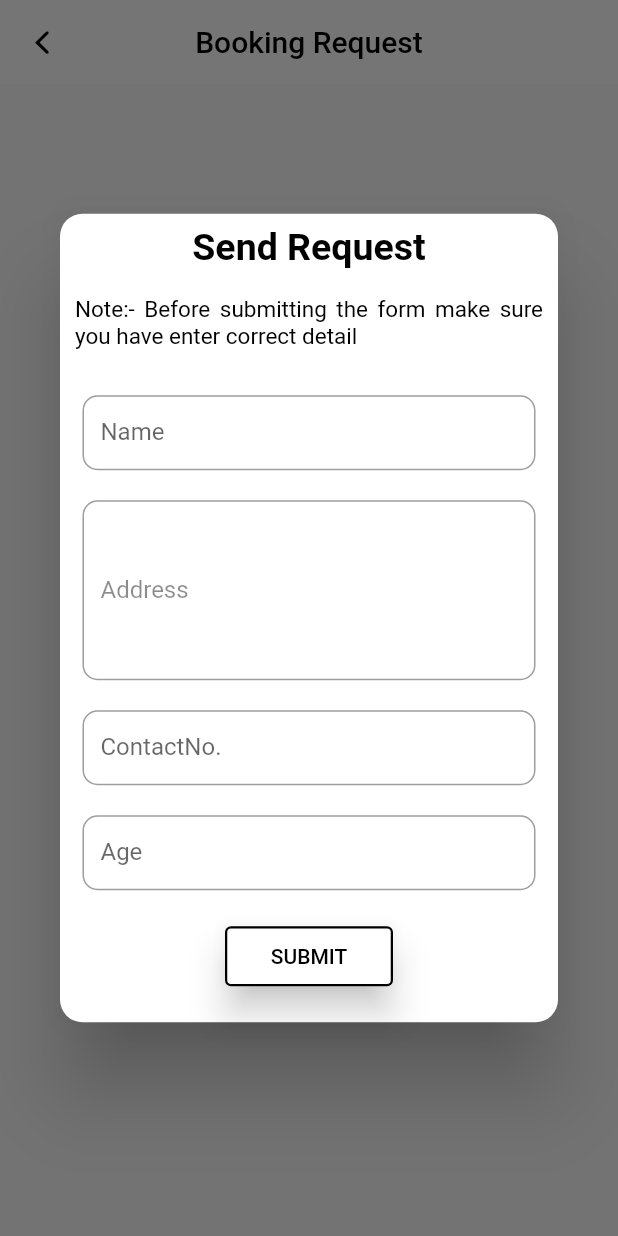
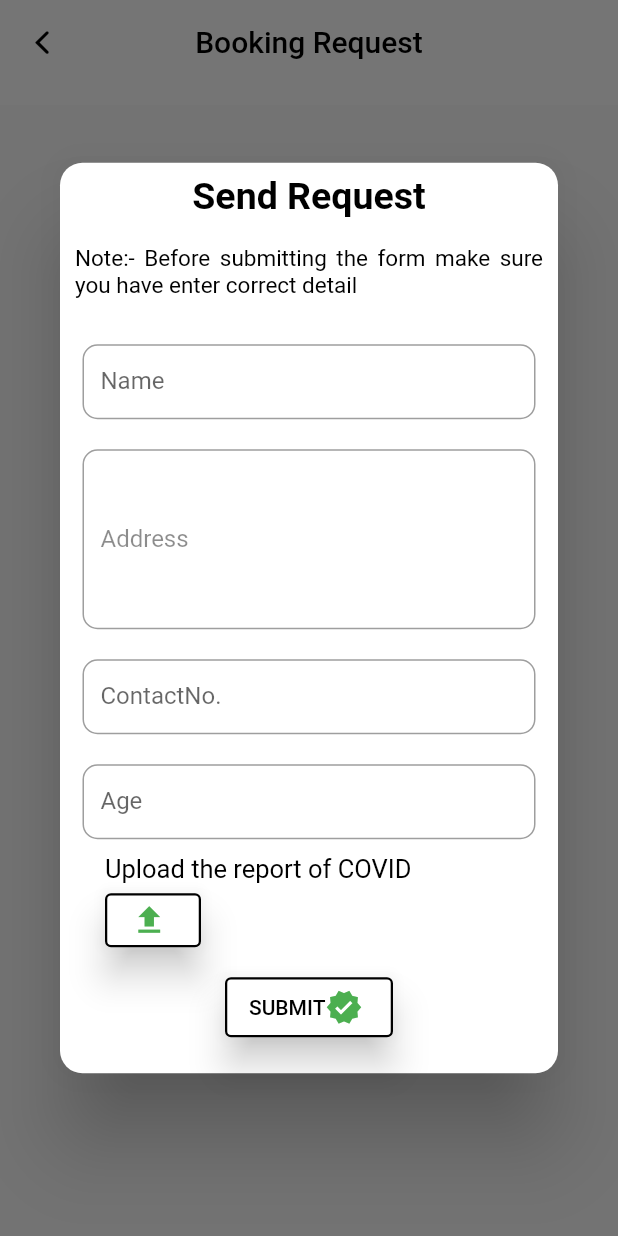
Before and after one commit to Jash-Mehta/CovidTracking, a Flutter app: the Sendrequest screen opened directly, after a tap on "SEND", on a phone screen of 412 x 824 dp. Run offline on Flutter 3.47's test engine with Material 2 defaults, Android fonts, the phone set to English and light mode, and no system bars; our stand-ins replace cloud_firestore, file_picker, firebase_core, firebase_storage, fl_chart, flutter_zoom_drawer and 6 more; accounts and stored records are empty; network calls fail.

Commit message:
Dialog added

```diff
--- /dev/null
+++ b/lib/api/firebaseapi.dart
@@ -0,0 +1,23 @@
+import 'dart:io';
+import 'dart:typed_data';
+
+import 'package:firebase_storage/firebase_storage.dart';
+
+class FirebaseApi {
+  static UploadTask? uploadFile(String destination, File file) {
+    try {
+      final ref = FirebaseStorage.instance.ref(destination);
+      return ref.putFile(file);
+    } on FirebaseException catch (e) {
+      return null;
+    }
+  }
+    static UploadTask? uploadtask(String destination, Uint8List file) {
+    try {
+      final ref = FirebaseStorage.instance.ref(destination);
+      return ref.putData(file);
+    } on FirebaseException catch (e) {
+      return null;
+    }
+  }
+}
--- a/lib/screen/sendrequest.dart
+++ b/lib/screen/sendrequest.dart
@@ -1,7 +1,15 @@
 // ignore_for_file: prefer_typing_uninitialized_variables
 
+import 'dart:io';
+
 import 'package:cloud_firestore/cloud_firestore.dart';
+import 'package:covid_tracking/api/firebaseapi.dart';
 import 'package:covid_tracking/model/senderdetail.dart';
+import 'package:covid_tracking/widget/appbar.dart';
+import 'package:covid_tracking/widget/buttons.dart';
+import 'package:covid_tracking/widget/text.dart';
+import 'package:file_picker/file_picker.dart';
+import 'package:firebase_storage/firebase_storage.dart';
 import 'package:flutter/cupertino.dart';
 import 'package:flutter/material.dart';
 import 'package:flutter/painting.dart';
@@ -29,27 +37,16 @@ double? latitude;
 double? longitude;
 String? names;
 String? senderaddress;
+File? file;
+UploadTask? task;
+String files = "Covid document";
 
 class _SendrequestState extends State<Sendrequest> {
   @override
   Widget build(BuildContext context) {
     return Scaffold(
-        appBar: AppBar(
-            title: const Text(
-              "Booking Request",
-              style: TextStyle(color: Colors.black),
-            ),
-            centerTitle: true,
-            backgroundColor: Colors.white,
-            elevation: 0.0,
-            leading: IconButton(
-                onPressed: () {
-                  Navigator.pop(context);
-                },
-                icon: const Icon(
-                  CupertinoIcons.back,
-                  color: Colors.black,
-                ))),
+        appBar: const PreferredSize(
+            preferredSize: Size.fromHeight(70), child: StartingBar()),
         body: Column(
           mainAxisAlignment: MainAxisAlignment.center,
           children: [
@@ -65,15 +62,19 @@ class _SendrequestState extends State<Sendrequest> {
                                 borderRadius: BorderRadius.circular(15)),
                             child: SingleChildScrollView(
                               child: Column(
+                                mainAxisAlignment: MainAxisAlignment.start,
+                                crossAxisAlignment: CrossAxisAlignment.start,
                                 children: [
                                   const Padding(
                                     padding: EdgeInsets.all(8.0),
+                                    child: Center(
                                       child: Text(
                                         "Send Request",
                                         style: TextStyle(
                                             color: Colors.black,
                                             fontSize: 25.0,
                                             fontWeight: FontWeight.bold),
+                                      ),
                                     ),
                                   ),
                                   const Padding(
@@ -87,14 +88,10 @@ class _SendrequestState extends State<Sendrequest> {
                                           fontWeight: FontWeight.w400),
                                     ),
                                   ),
-                                  Container(
-                                    margin: const EdgeInsets.only(
-                                        left: 15.0, right: 15.0, top: 20.0),
+                                  HeightContainer(
                                     height: 50.0,
-                                    width: double.infinity,
                                     child: TextFormField(
                                       initialValue: names,
-
                                       decoration: InputDecoration(
                                           focusedBorder: OutlineInputBorder(
                                               borderSide: const BorderSide(
@@ -107,17 +104,13 @@ class _SendrequestState extends State<Sendrequest> {
                                               borderRadius:
                                                   BorderRadius.circular(10.0))),
                                       keyboardType: TextInputType.name,
-                                      // controller: controllerName,
                                       onChanged: (value) {
                                         name = value;
                                       },
                                     ),
                                   ),
-                                  Container(
-                                    margin: const EdgeInsets.only(
-                                        left: 15.0, right: 15.0, top: 20.0),
+                                  HeightContainer(
                                     height: 120.0,
-                                    width: double.infinity,
                                     child: TextFormField(
                                       initialValue: senderaddress,
                                       decoration: InputDecoration(
@@ -140,11 +133,8 @@ class _SendrequestState extends State<Sendrequest> {
                                       },
                                     ),
                                   ),
-                                  Container(
-                                    margin: const EdgeInsets.only(
-                                        left: 15.0, right: 15.0, top: 20.0),
+                                  HeightContainer(
                                     height: 50.0,
-                                    width: double.infinity,
                                     child: TextFormField(
                                       decoration: InputDecoration(
                                           focusedBorder: OutlineInputBorder(
@@ -163,11 +153,8 @@ class _SendrequestState extends State<Sendrequest> {
                                       },
                                     ),
                                   ),
-                                  Container(
-                                    margin: const EdgeInsets.only(
-                                        left: 15.0, right: 15.0, top: 20.0),
+                                  HeightContainer(
                                     height: 50.0,
-                                    width: double.infinity,
                                     child: TextFormField(
                                       decoration: InputDecoration(
                                           focusedBorder: OutlineInputBorder(
@@ -187,19 +174,57 @@ class _SendrequestState extends State<Sendrequest> {
                                     ),
                                   ),
                                   const SizedBox(
-                                    height: 20.0,
+                                    height: 10.0,
                                   ),
-                                  ElevatedButton(
-                                      onPressed: () {
-                                        if (latitude! > 22 && latitude! < 23) {
-                                          // Sending data to the localDatabase(hive)........
+                                  const Padding(
+                                    padding: EdgeInsets.only(left: 30.0),
+                                    child: Text(
+                                      "Upload the report of COVID",
+                                      style: TextStyle(
+                                          color: Colors.black,
+                                          fontSize: 17.0,
+                                          fontWeight: FontWeight.w400),
+                                    ),
+                                  ),
+                                  Padding(
+                                    padding: const EdgeInsets.only(left: 30.0),
+                                    child: Buttons(
+                                      height: 30.0,
+                                      width: 30.0,
+                                      text: "",
+                                      icon: Icons.upload,
+                                      onpressed: () {
+                                              /**
+                                             * !Select file from the local devices.......
+                                             * */
+                                        selectfile();
+                                      },
+                                    ),
+                                  ),
+                                  const SizedBox(
+                                    height: 10.0,
+                                  ),
+                                  Center(
+                                    child: Buttons(
+                                        icon: Icons.verified,
+                                        height: 40.0,
+                                        width: 80.0,
+                                        onpressed: () {
+                                          if (latitude! > 22 &&
+                                              latitude! < 23) {
+                                            /**
+                                             * !Sending data to the localDatabase(hive)........
+                                             * */
                                             var getDname = name;
                                             var getDaddress = address;
                                             var box = Hive.box('senderdetail');
                                             box.put('name', getDname);
                                             box.put('address', getDaddress);
-                                          // Sending Data Users data to firebase
-                                          if (names != null && senderaddress!=null) {
+                                            /**
+                                             * ! Sending Data Users data to firebase.......
+                                              */
+                                            if (names != null &&
+                                                senderaddress != null) {
                                               reference.add({
                                                 'Name': names,
                                                 'Address': senderaddress,
@@ -216,37 +241,16 @@ class _SendrequestState extends State<Sendrequest> {
                                               }).then((value) =>
                                                   Navigator.pop(context));
                                             }
+                                            uploadfiles();
                                           } else {
                                             print(
                                               "Service is not avaible in your area.....",
                                             );
-
                                             Navigator.pop(context);
                                           }
                                         },
-                                      style: ButtonStyle(
-                                          elevation:
-                                              MaterialStateProperty.all<double>(
-                                                  10.0),
-                                          shadowColor:
-                                              MaterialStateProperty.all<Color>(
-                                                  Colors.black87),
-                                          side: MaterialStateProperty.all(
-                                              const BorderSide(
-                                                  color: Colors.black,
-                                                  width: 1.5)),
-                                          backgroundColor:
-                                              MaterialStateProperty.all(
-                                                  Colors.white)),
-                                      child: const SizedBox(
-                                        height: 40.0,
-                                        width: 80.0,
-                                        child: Center(
-                                            child: Text(
-                                          "SUBMIT",
-                                          style: TextStyle(color: Colors.black),
-                                        )),
-                                      )),
+                                        text: "SUBMIT"),
+                                  ),
                                   const SizedBox(
                                     height: 20.0,
                                   )
@@ -275,14 +279,20 @@ class _SendrequestState extends State<Sendrequest> {
         ));
   }
 
-// to get user current location......
+// ignore: slash_for_doc_comments
+/**
+ * !to get user current location......
+ */
   void getLocation() async {
     var location = await currentLocation.getLocation();
     latitude = location.latitude as double;
     longitude = location.longitude as double;
   }
+// ignore: slash_for_doc_comments
+/**
+ * !to fetch data from hive......
+ */
 
-// to fetch data from hive......
   void getdata() {
     var boxs = Hive.box('senderdetail');
     names = boxs.get('name');
@@ -297,4 +307,34 @@ class _SendrequestState extends State<Sendrequest> {
       getdata();
     });
   }
+// ignore: slash_for_doc_comments
+/**
+ * !Selectfiles from the local devices....
+ * */
+
+  Future selectfile() async {
+    final result = await FilePicker.platform.pickFiles(
+        allowMultiple: false, allowedExtensions: ['pdf', 'doc', 'jpg']);
+    if (result == null) return;
+    final path = result.files.single.path!;
+    print(path);
+    setState(() {
+      file = File(path);
+    });
   }
+
+// ignore: slash_for_doc_comments
+/**
+ * !Upload the pdf to the FireStorage......
+  */
+  Future uploadfiles() async {
+    if (file == null) return;
+    final filename = files;
+    final destination = 'files/$filename';
+    task = FirebaseApi.uploadFile(destination, file!);
+    if (task == null) return;
+    final snapshot = await task!.whenComplete(() {});
+    final urlDownload = await snapshot.ref.getDownloadURL();
+    print(urlDownload);
+  }
+}
--- a/lib/screen/tracking_covid.dart
+++ b/lib/screen/tracking_covid.dart
@@ -361,7 +361,9 @@ class _TrackingCovidState extends State<TrackingCovid> {
                             "NEXT",
                             style: TextStyle(color: Colors.black),
                           )),
-                        )))
+                        )
+                        )
+                        )
               ]),
             ]);
           } else {
--- /dev/null
+++ b/lib/widget/appbar.dart
@@ -0,0 +1,31 @@
+import 'package:flutter/cupertino.dart';
+import 'package:flutter/material.dart';
+
+class StartingBar extends StatefulWidget {
+  const StartingBar({Key? key}) : super(key: key);
+
+  @override
+  State<StartingBar> createState() => _StartingBar();
+}
+
+class _StartingBar extends State<StartingBar> {
+  @override
+  Widget build(BuildContext context) {
+    return AppBar(
+        title: const Text(
+          "Booking Request",
+          style: TextStyle(color: Colors.black),
+        ),
+        centerTitle: true,
+        backgroundColor: Colors.white,
+        elevation: 0.0,
+        leading: IconButton(
+            onPressed: () {
+              Navigator.pop(context);
+            },
+            icon: const Icon(
+              CupertinoIcons.back,
+              color: Colors.black,
+            )));
+  }
+}
--- /dev/null
+++ b/lib/widget/buttons.dart
@@ -0,0 +1,47 @@
+import 'package:flutter/material.dart';
+
+class Buttons extends StatelessWidget {
+  VoidCallback? onpressed;
+  String? text;
+  double height;
+  IconData? icon;
+  double width;
+  Buttons({
+    Key? key,
+    required this.onpressed,
+    this.text,
+    required this.height,
+    required this.width,
+    this.icon,
+  }) : super(key: key);
+
+  @override
+  Widget build(BuildContext context) {
+    return ElevatedButton(
+      style: ButtonStyle(
+          elevation: MaterialStateProperty.all<double>(10.0),
+          shadowColor: MaterialStateProperty.all<Color>(Colors.black87),
+          side: MaterialStateProperty.all(
+              const BorderSide(color: Colors.black, width: 1.5)),
+          backgroundColor: MaterialStateProperty.all(Colors.white)),
+      onPressed: onpressed,
+      child: SizedBox(
+        height: height,
+        width: width,
+        child: Row(children: [
+          Center(
+              child: Text(
+            text!,
+            style: TextStyle(color: Colors.black),
+          )),
+          Center(
+              child: Icon(
+            icon,
+            color: Colors.green[500],
+            size: 25.0,
+          ))
+        ]),
+      ),
+    );
+  }
+}
--- /dev/null
+++ b/lib/widget/text.dart
@@ -0,0 +1,20 @@
+import 'package:flutter/material.dart';
+
+class HeightContainer extends StatelessWidget {
+  double height;
+  Widget ? child;
+  HeightContainer({
+    Key? key,
+    required this.height,
+    required this.child,
+  }) : super(key: key);
+  @override
+  Widget build(BuildContext context) {
+    return Container(
+      margin: const EdgeInsets.only(left: 15.0, right: 15.0, top: 20.0),
+      height: height,
+      width: double.infinity,
+      child: child,
+    );
+  }
+}
--- a/pubspec.yaml
+++ b/pubspec.yaml
@@ -36,6 +36,8 @@ dependencies:
   cupertino_icons: ^1.0.2
   http: ^0.13.4
   fl_chart: ^0.40.2
+  file_picker: ^4.2.8
+  firebase_storage: ^10.2.4
   cloud_firestore: ^3.1.0
   firebase_core: ^1.10.0
   google_maps_flutter: ^2.1.1
```
Also changed, not shown: pubspec.lock. Lines whose indentation alone changed are shown as unchanged.
